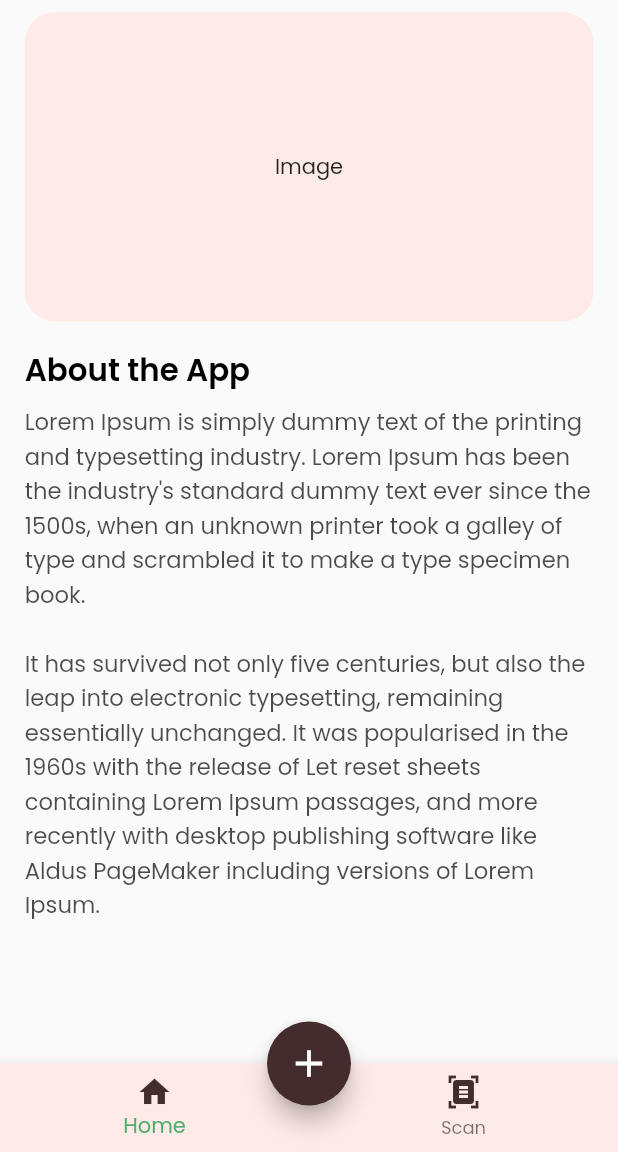
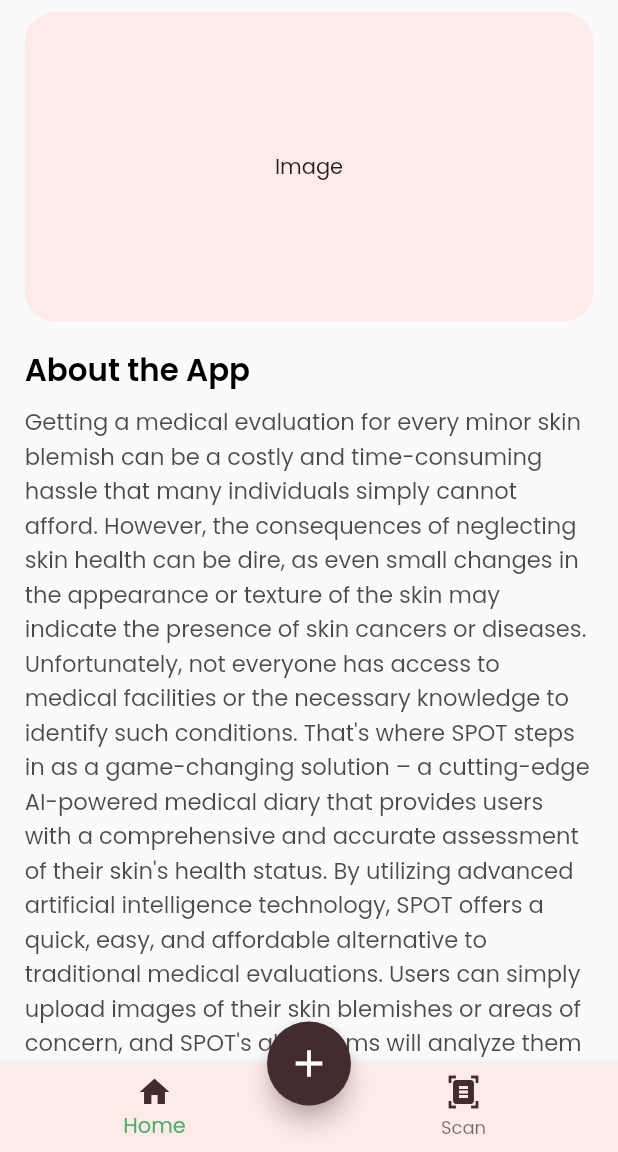
Before and after one commit to ericchartier4/Capstone-2022-Team-SPOT, a Flutter app: the HomeScreen screen opened by its route, on a phone screen of 412 x 824 dp, the part 84-1236 px from its top. Run offline on Flutter 3.47's test engine with Material 2 defaults, Android fonts, the phone set to English and light mode, and no system bars; our stand-ins replace file_picker, flutter_easyloading, get, google_fonts, image_picker, permission_handler and 2 more; missing offline and left inert: image_picker_for_web, shared_preferences_web; accounts and stored records are empty.

Commit message:
placing the project abstract as our about this app section

```diff
--- a/code/FrontEnd_V1/lib/Screens/home_screen.dart
+++ b/code/FrontEnd_V1/lib/Screens/home_screen.dart
@@ -138,7 +138,7 @@
           ),
           SizedBox(height: 1.h),
           Text(
-            'Lorem Ipsum is simply dummy text of the printing and typesetting industry. Lorem Ipsum has been the industry\'s standard dummy text ever since the 1500s, when an unknown printer took a galley of type and scrambled it to make a type specimen book.\n\nIt has survived not only five centuries, but also the leap into electronic typesetting, remaining essentially unchanged. It was popularised in the 1960s with the release of Let reset sheets containing Lorem Ipsum passages, and more recently with desktop publishing software like Aldus PageMaker including versions of Lorem Ipsum.',
+            "Getting a medical evaluation for every minor skin blemish can be a costly and time-consuming hassle that many individuals simply cannot afford. However, the consequences of neglecting skin health can be dire, as even small changes in the appearance or texture of the skin may indicate the presence of skin cancers or diseases. Unfortunately, not everyone has access to medical facilities or the necessary knowledge to identify such conditions. That's where SPOT steps in as a game-changing solution – a cutting-edge AI-powered medical diary that provides users with a comprehensive and accurate assessment of their skin's health status. By utilizing advanced artificial intelligence technology, SPOT offers a quick, easy, and affordable alternative to traditional medical evaluations. Users can simply upload images of their skin blemishes or areas of concern, and SPOT's algorithms will analyze them to identify any potential skin cancers or diseases. With SPOT, you can have peace of mind knowing that your skin health is being monitored by advanced technology, providing you with accurate and reliable evaluations. Although SPOT's assessment is not a substitute for professional medical advice, it empowers users to take informed action and seek professional assistance where necessary. By taking control of your skin health with SPOT, you can make informed decisions and take proactive steps towards maintaining your overall well-being.",
             style: GoogleFonts.poppins(
               color: AppColor.textBlackColor.withOpacity(0.7),
               fontSize: isDesktop(context) ? 15 : 11.sp,
```
